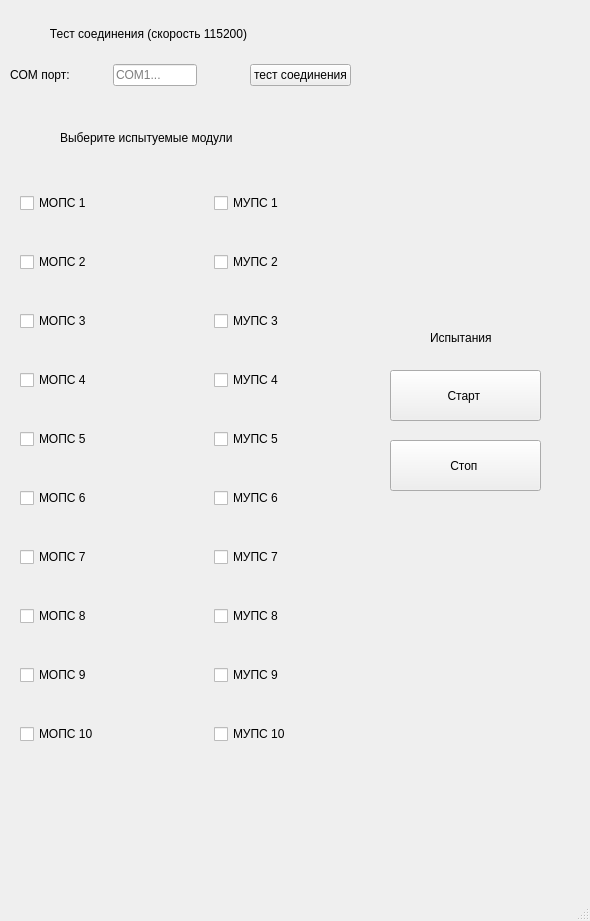
Above: qt_modbus_stend/stend_main_window.ui from akrabatt/qt_modbus_stend before the change. Below: the same form after it.
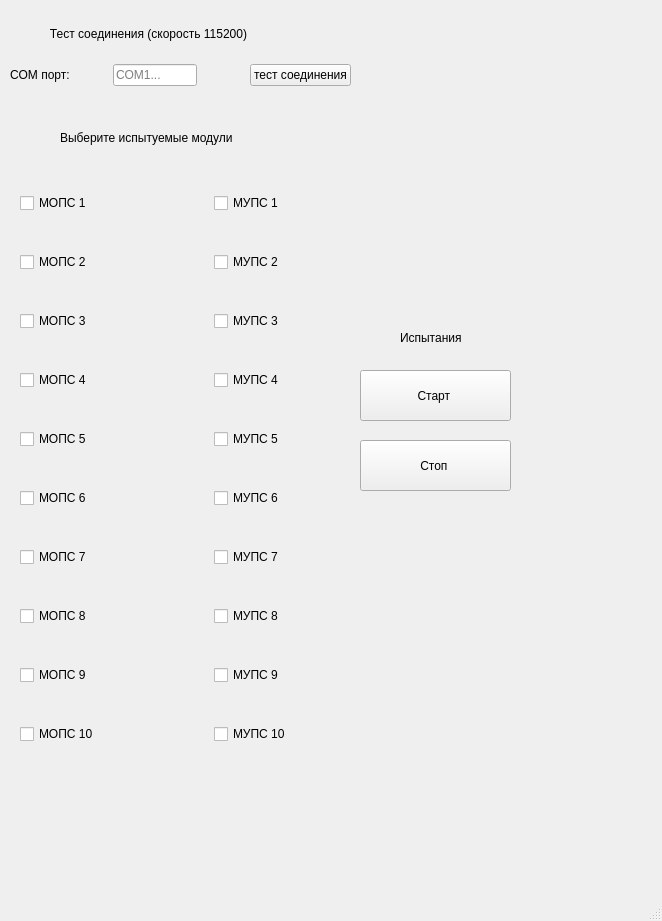
That is the form after the change.

```diff
--- a/qt_modbus_stend/stend_main_window.ui
+++ b/qt_modbus_stend/stend_main_window.ui
@@ -6,7 +6,7 @@
    <rect>
     <x>0</x>
     <y>0</y>
-    <width>590</width>
+    <width>662</width>
     <height>921</height>
    </rect>
   </property>
@@ -301,7 +301,7 @@
    <widget class="QPushButton" name="button_start_main_test">
     <property name="geometry">
      <rect>
-      <x>390</x>
+      <x>360</x>
       <y>370</y>
       <width>151</width>
       <height>51</height>
@@ -314,7 +314,7 @@
    <widget class="QPushButton" name="button_stop_main_test">
     <property name="geometry">
      <rect>
-      <x>390</x>
+      <x>360</x>
       <y>440</y>
       <width>151</width>
       <height>51</height>
@@ -327,7 +327,7 @@
    <widget class="QLabel" name="label">
     <property name="geometry">
      <rect>
-      <x>430</x>
+      <x>400</x>
       <y>330</y>
       <width>111</width>
       <height>16</height>
```
Left out of the diff: 2 changed lines with no effect on the pictures.
